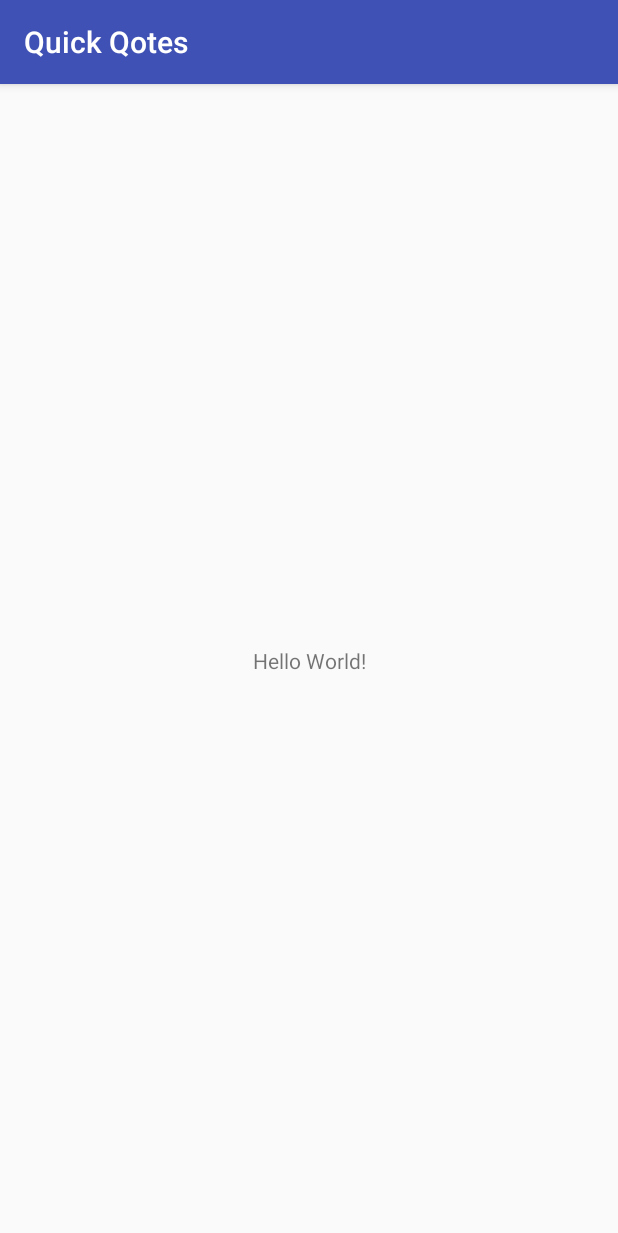
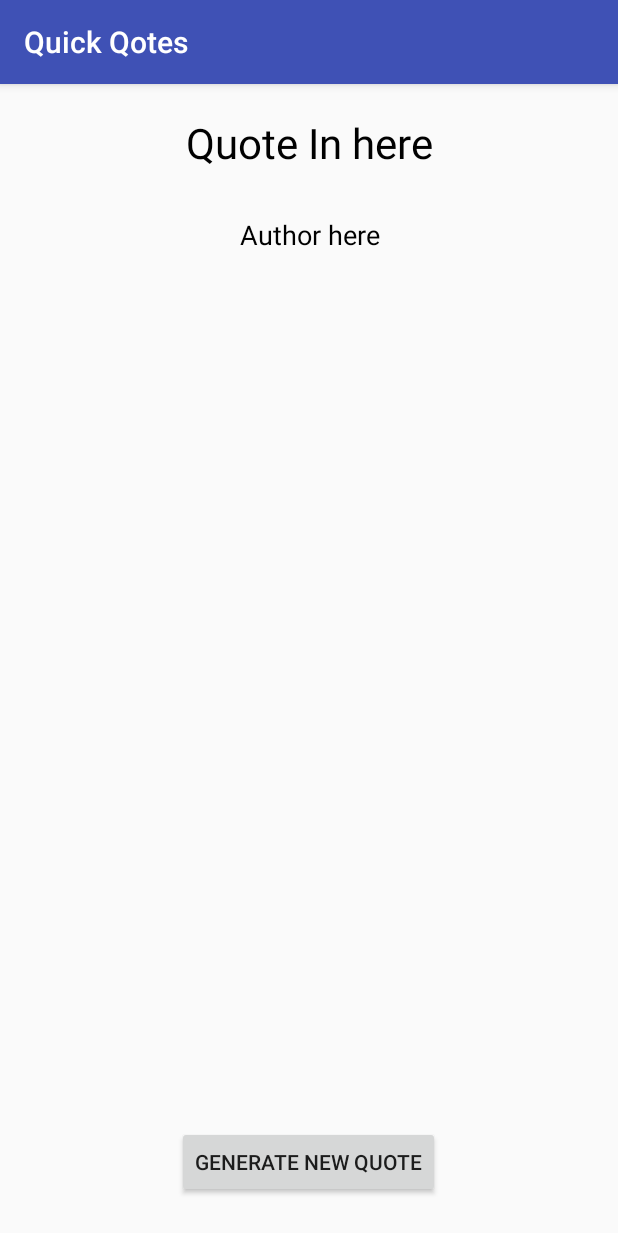
Before and after one commit to willvelida/Quick-Quotes, an Android app: the screen it shows after launch (MainActivity), on a phone screen of 412 x 824 dp. Shown: the top 1233 px of the screen. Run offline under Robolectric (Android 15) with nearby library versions, the phone set to English and light mode, and no system bars.

Commit message:
As a user, I can generate a random quote and view the quote and it's author

```diff
--- a/Android/Quick-Quotes/app/src/main/AndroidManifest.xml
+++ b/Android/Quick-Quotes/app/src/main/AndroidManifest.xml
@@ -1,6 +1,8 @@
 <?xml version="1.0" encoding="utf-8"?>
 <manifest xmlns:android="http://schemas.android.com/apk/res/android"
     package="com.willvelida.quickqotes">
+
+    <uses-permission android:name="android.permission.INTERNET" />
 
     <application
         android:allowBackup="true"
--- a/Android/Quick-Quotes/app/src/main/res/layout/activity_main.xml
+++ b/Android/Quick-Quotes/app/src/main/res/layout/activity_main.xml
@@ -1,5 +1,5 @@
 <?xml version="1.0" encoding="utf-8"?>
-<android.support.constraint.ConstraintLayout xmlns:android="http://schemas.android.com/apk/res/android"
+<RelativeLayout xmlns:android="http://schemas.android.com/apk/res/android"
     xmlns:app="http://schemas.android.com/apk/res-auto"
     xmlns:tools="http://schemas.android.com/tools"
     android:layout_width="match_parent"
@@ -7,12 +7,41 @@
     tools:context="com.willvelida.quickqotes.MainActivity">
 
     <TextView
+        android:id="@+id/quoteTextView"
+        android:layout_width="match_parent"
+        android:layout_height="wrap_content"
+        android:layout_alignParentTop="true"
+        android:layout_centerHorizontal="true"
+        android:layout_marginLeft="10dp"
+        android:layout_marginRight="10dp"
+        android:layout_marginTop="10dp"
+        android:padding="10dp"
+        android:text="Quote In here"
+        android:textAlignment="center"
+        android:textColor="@android:color/black"
+        android:textSize="28sp" />
+
+    <TextView
+        android:id="@+id/authorTextView"
+        android:layout_width="match_parent"
+        android:layout_height="wrap_content"
+        android:layout_below="@+id/quoteTextView"
+        android:layout_centerHorizontal="true"
+        android:layout_margin="10dp"
+        android:layout_marginTop="35dp"
+        android:padding="10dp"
+        android:text="Author here"
+        android:textAlignment="center"
+        android:textColor="@android:color/black"
+        android:textSize="18sp" />
+
+    <Button
+        android:id="@+id/generateQuoteButton"
         android:layout_width="wrap_content"
         android:layout_height="wrap_content"
-        android:text="Hello World!"
-        app:layout_constraintBottom_toBottomOf="parent"
-        app:layout_constraintLeft_toLeftOf="parent"
-        app:layout_constraintRight_toRightOf="parent"
-        app:layout_constraintTop_toTopOf="parent" />
-
-</android.support.constraint.ConstraintLayout>
+        android:onClick="generateQuote"
+        android:text="Generate New Quote"
+        android:layout_alignParentBottom="true"
+        android:layout_centerHorizontal="true"
+        android:layout_marginBottom="25dp" />
+</RelativeLayout>
```
Also changed, not shown: Android/Quick-Quotes/app/src/main/java/com/willvelida/quickqotes/MainActivity.java (+114 -0 lines).
